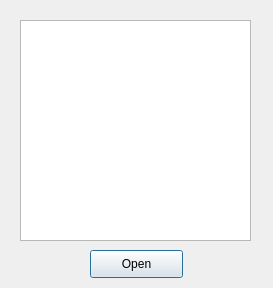
Qt form client/OpenDocument.ui (anphetamina/CoText) before a commit.
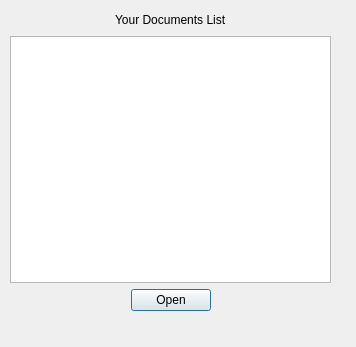
The same form after that commit.

Commit message: 1. userListToggle is now a ClickableLabel to emit clicked() and show userList on the right. 2. Update all widgets layouts to be responsive 3.TODO: userWidget + userWidgetEdit

```diff
--- a/client/OpenDocument.ui
+++ b/client/OpenDocument.ui
@@ -6,35 +6,101 @@
    <rect>
     <x>0</x>
     <y>0</y>
-    <width>273</width>
-    <height>288</height>
+    <width>356</width>
+    <height>347</height>
    </rect>
   </property>
   <property name="windowTitle">
    <string>Dialog</string>
   </property>
-  <widget class="QListWidget" name="listWidget">
+  <widget class="QWidget" name="verticalLayoutWidget">
    <property name="geometry">
     <rect>
-     <x>20</x>
-     <y>20</y>
-     <width>231</width>
-     <height>221</height>
+     <x>10</x>
+     <y>10</y>
+     <width>321</width>
+     <height>301</height>
     </rect>
    </property>
-  </widget>
-  <widget class="QPushButton" name="pushButton">
-   <property name="geometry">
-    <rect>
-     <x>90</x>
-     <y>250</y>
-     <width>93</width>
-     <height>28</height>
-    </rect>
-   </property>
-   <property name="text">
-    <string>Open</string>
-   </property>
+   <layout class="QVBoxLayout" name="verticalLayout">
+    <item>
+     <layout class="QHBoxLayout" name="horizontalLayout_5">
+      <item>
+       <spacer name="horizontalSpacer_3">
+        <property name="orientation">
+         <enum>Qt::Horizontal</enum>
+        </property>
+        <property name="sizeHint" stdset="0">
+         <size>
+          <width>40</width>
+          <height>20</height>
+         </size>
+        </property>
+       </spacer>
+      </item>
+      <item>
+       <widget class="QLabel" name="label">
+        <property name="text">
+         <string>Your Documents List</string>
+        </property>
+       </widget>
+      </item>
+      <item>
+       <spacer name="horizontalSpacer_4">
+        <property name="orientation">
+         <enum>Qt::Horizontal</enum>
+        </property>
+        <property name="sizeHint" stdset="0">
+         <size>
+          <width>40</width>
+          <height>20</height>
+         </size>
+        </property>
+       </spacer>
+      </item>
+     </layout>
+    </item>
+    <item>
+     <widget class="QListWidget" name="listWidget"/>
+    </item>
+    <item>
+     <layout class="QHBoxLayout" name="horizontalLayout_4">
+      <item>
+       <spacer name="horizontalSpacer">
+        <property name="orientation">
+         <enum>Qt::Horizontal</enum>
+        </property>
+        <property name="sizeHint" stdset="0">
+         <size>
+          <width>40</width>
+          <height>20</height>
+         </size>
+        </property>
+       </spacer>
+      </item>
+      <item>
+       <widget class="QPushButton" name="pushButton">
+        <property name="text">
+         <string>Open</string>
+        </property>
+       </widget>
+      </item>
+      <item>
+       <spacer name="horizontalSpacer_2">
+        <property name="orientation">
+         <enum>Qt::Horizontal</enum>
+        </property>
+        <property name="sizeHint" stdset="0">
+         <size>
+          <width>40</width>
+          <height>20</height>
+         </size>
+        </property>
+       </spacer>
+      </item>
+     </layout>
+    </item>
+   </layout>
   </widget>
  </widget>
  <resources/>
```
The commit also changes 13 other files.
